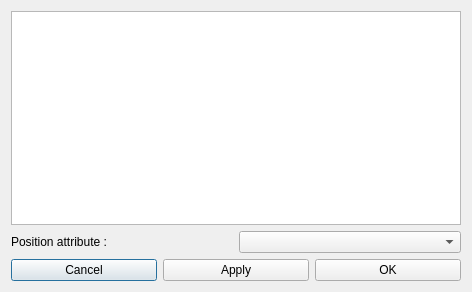
The window that schnapps/plugins/surface_modelisation/dialog_decimation.ui (cgogn/SCHNApps) describes before a commit, drawn with Qt 5.
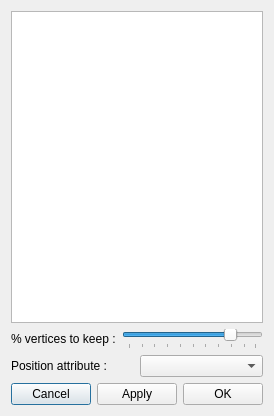
The same window after the commit.

Commit message: specify nb vertices to keep in decimation dialog

```diff
--- a/schnapps/plugins/surface_modelisation/dialog_decimation.ui
+++ b/schnapps/plugins/surface_modelisation/dialog_decimation.ui
@@ -7,8 +7,8 @@
    <rect>
     <x>0</x>
     <y>0</y>
-    <width>472</width>
-    <height>292</height>
+    <width>274</width>
+    <height>416</height>
    </rect>
   </property>
   <property name="windowTitle">
@@ -18,6 +18,39 @@
    <item>
     <widget class="QListWidget" name="list_maps"/>
    </item>
+   <item>
+    <layout class="QHBoxLayout" name="horizontalLayout">
+     <item>
+      <widget class="QLabel" name="label">
+       <property name="text">
+        <string>% vertices to keep :</string>
+       </property>
+      </widget>
+     </item>
+     <item>
+      <widget class="QSlider" name="slider_percentVertices">
+       <property name="minimum">
+        <number>1</number>
+       </property>
+       <property name="maximum">
+        <number>100</number>
+       </property>
+       <property name="value">
+        <number>80</number>
+       </property>
+       <property name="orientation">
+        <enum>Qt::Horizontal</enum>
+       </property>
+       <property name="tickPosition">
+        <enum>QSlider::TicksBelow</enum>
+       </property>
+       <property name="tickInterval">
+        <number>10</number>
+       </property>
+      </widget>
+     </item>
+    </layout>
+   </item>
    <item>
     <layout class="QHBoxLayout" name="horizontalLayout_2">
      <item>
```
Left out of the diff: 6 changed lines with no effect on the pictures. The commit also changes 5 other files.
